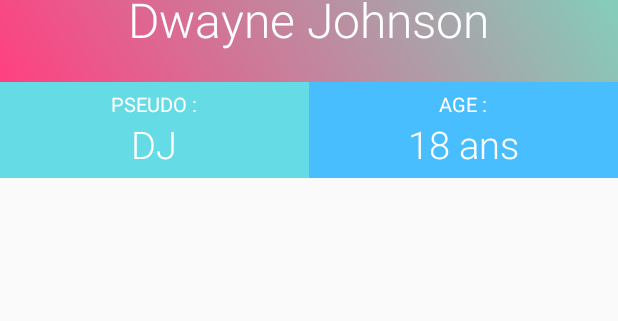
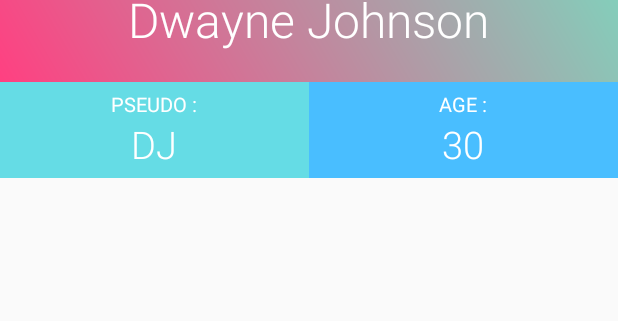
Before and after one commit to git-thu-thao-nguyen/SmartCity, an Android app: the layout activity_profil.xml on its own in the app's theme, with its tools: preview values and no code run, on a phone screen of 412 x 824 dp. Shown: the part 274-595 px from the top of the screen. Run offline under Robolectric (Android 15) with nearby library versions, the phone set to English and light mode, and no system bars.

Commit message:
Profil updated

```diff
--- a/app/src/main/res/layout/activity_profil.xml
+++ b/app/src/main/res/layout/activity_profil.xml
@@ -14,7 +14,7 @@
         android:paddingBottom="20dp">
 
         <RelativeLayout
-            android:id="@+id/ImageUtilisateur"
+            android:id="@+id/ImageUser"
             android:layout_width="wrap_content"
             android:layout_height="wrap_content"
             android:layout_centerHorizontal="true"
@@ -34,10 +34,10 @@
         </RelativeLayout>
 
         <TextView
-            android:id="@+id/TextViewNomPrenom"
+            android:id="@+id/name"
             android:layout_width="wrap_content"
             android:layout_height="wrap_content"
-            android:layout_below="@+id/ImageUtilisateur"
+            android:layout_below="@+id/ImageUser"
             android:layout_centerHorizontal="true"
             android:fontFamily="sans-serif-light"
             android:text="Dwayne Johnson"
@@ -71,7 +71,7 @@
                 android:orientation="vertical">
 
                 <TextView
-                    android:id="@+id/TitrePseudo"
+                    android:id="@+id/pseudoTitle"
                     android:layout_width="wrap_content"
                     android:layout_height="wrap_content"
                     android:text="Pseudo :"
@@ -80,7 +80,7 @@
                     android:textSize="13sp" />
 
                 <TextView
-                    android:id="@+id/TextViewPseudo"
+                    android:id="@+id/pseudo"
                     android:layout_width="wrap_content"
                     android:layout_height="wrap_content"
                     android:fontFamily="sans-serif-light"
@@ -108,7 +108,7 @@
                 android:orientation="vertical">
 
                 <TextView
-                    android:id="@+id/TitreAge"
+                    android:id="@+id/ageTitle"
                     android:layout_width="wrap_content"
                     android:layout_height="wrap_content"
                     android:text="Age :"
@@ -117,11 +117,11 @@
                     android:textSize="13sp" />
 
                 <TextView
-                    android:id="@+id/TextViewAge"
+                    android:id="@+id/age"
                     android:layout_width="wrap_content"
                     android:layout_height="wrap_content"
                     android:fontFamily="sans-serif-light"
-                    android:text="18 ans"
+                    android:text="30"
                     android:textColor="@color/white"
                     android:textSize="25sp" />
 
@@ -151,7 +151,7 @@
                 android:orientation="vertical">
 
                 <TextView
-                    android:id="@+id/TitreVille"
+                    android:id="@+id/cityTitle"
                     android:layout_width="wrap_content"
                     android:layout_height="wrap_content"
                     android:fontFamily="sans-serif-light"
@@ -160,7 +160,7 @@
                     android:textSize="19sp" />
 
                 <TextView
-                    android:id="@+id/TextViewVille"
+                    android:id="@+id/city"
                     android:layout_width="wrap_content"
                     android:layout_height="wrap_content"
                     android:fontFamily="sans-serif-light"
@@ -187,7 +187,7 @@
                 android:orientation="vertical">
 
                 <TextView
-                    android:id="@+id/TitreEmail"
+                    android:id="@+id/emailTitle"
                     android:layout_width="wrap_content"
                     android:layout_height="wrap_content"
                     android:fontFamily="sans-serif-light"
@@ -196,7 +196,7 @@
                     android:textSize="19sp" />
 
                 <TextView
-                    android:id="@+id/TextViewEmail"
+                    android:id="@+id/email"
                     android:layout_width="wrap_content"
                     android:layout_height="wrap_content"
                     android:fontFamily="sans-serif-light"
```
Also changed, not shown: app/src/main/AndroidManifest.xml (+5 -2 lines), app/src/main/java/com/example/smartcity/Activity/Login.java (+20 -5 lines), app/src/main/java/com/example/smartcity/Activity/Profil.java (+16 -1 lines), app/src/main/java/com/example/smartcity/Activity/Register.java (+38 -4 lines), app/src/main/java/com/example/smartcity/RequestHandler.java (+7 -2 lines), app/src/main/java/com/example/smartcity/SharedPrefManager.java (added, +102 -0 lines), app/src/main/res/layout/activity_register.xml (+39 -0 lines).
